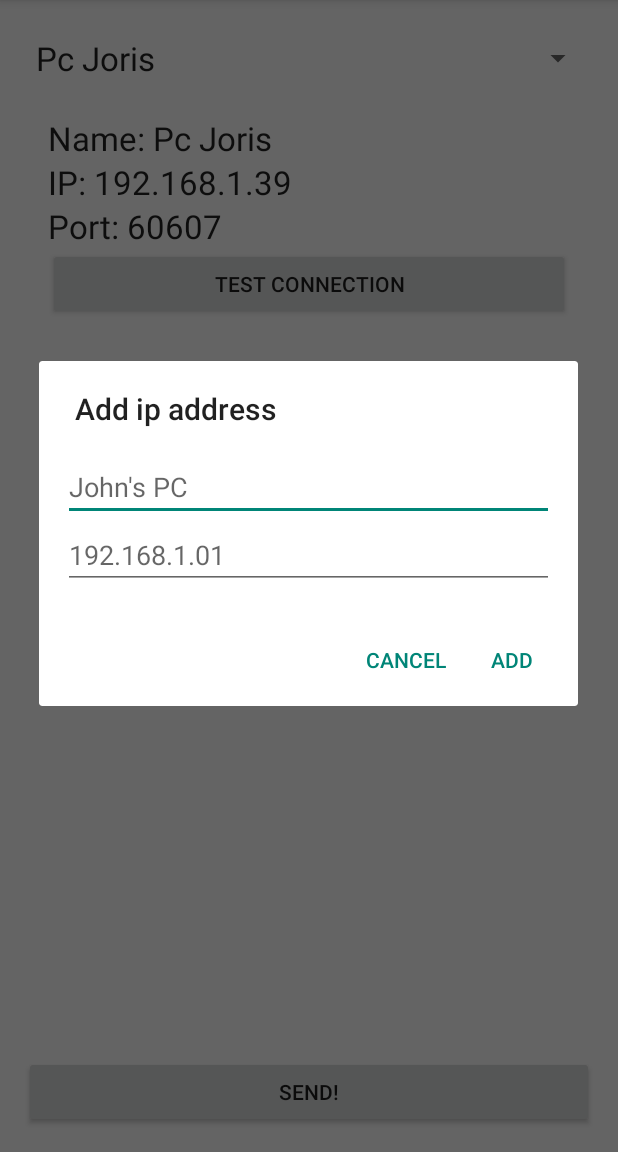
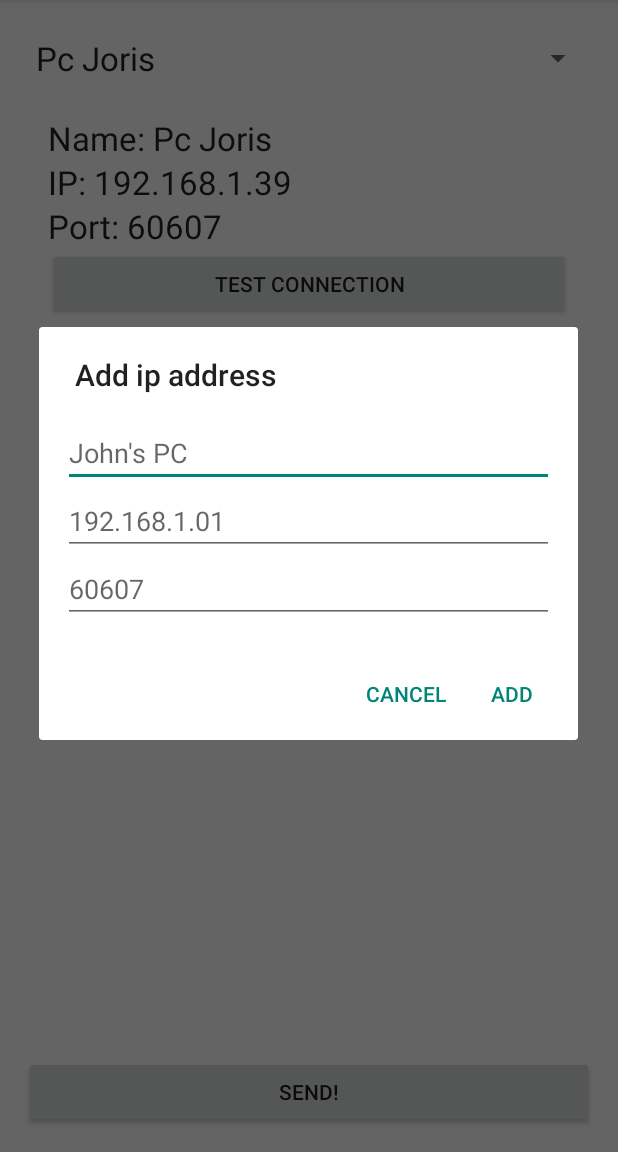
Before and after one commit to JorisvanWinden/Clip, an Android app: the screen it shows after launch (Main), in the options menu, after a tap on "Add", on a phone screen of 412 x 824 dp, the part 84-1236 px from its top. Run offline under Robolectric (Android 15) with nearby library versions, the phone set to English and light mode, and no system bars.

Commit message:
Make port customizable

```diff
--- a/src/main/java/com/jvw/clip/Main.java
+++ b/src/main/java/com/jvw/clip/Main.java
@@ -103,6 +103,7 @@ public class Main extends ActionBarActivity implements View.OnClickListener, Ada
 				final View v = getLayoutInflater().inflate(R.layout.dialog_add_dest, null);
 				final EditText ipEdit = (EditText) v.findViewById(R.id.add_dest_ip_edittext);
 				final EditText nameEdit = (EditText) v.findViewById(R.id.add_dest_name_edittext);
+				final EditText portEdit = (EditText) v.findViewById(R.id.add_dest_port_edittext);
 				AlertDialog.Builder builder = new AlertDialog.Builder(this);
 				builder.setTitle("Add ip address");
 				builder.setView(v);
@@ -115,7 +116,10 @@ public class Main extends ActionBarActivity implements View.OnClickListener, Ada
 				builder.setPositiveButton("Add", new DialogInterface.OnClickListener() {
 					@Override
 					public void onClick(DialogInterface dialog, int which) {
-						spinnerData.add(new DestinationListItem(nameEdit.getText().toString(), ipEdit.getText().toString(), 60607));
+						String name = nameEdit.getText().toString();
+						String ip = ipEdit.getText().toString();
+						int port = Integer.parseInt(portEdit.getText().toString());
+						spinnerData.add(new DestinationListItem(name, ip, port));
 					}
 				});
 				builder.show();
@@ -142,7 +146,7 @@ public class Main extends ActionBarActivity implements View.OnClickListener, Ada
 		DestinationListItem item = spinnerData.getItem(position);
 		nameInfo.setText("Name: " + item.getName());
 		ipInfo.setText("IP: " + item.getIp());
-		portInfo.setText("Port: " + "60607");
+		portInfo.setText("Port: " + item.getPort());
 	}
 
 	@Override
--- a/src/main/res/layout/dialog_add_dest.xml
+++ b/src/main/res/layout/dialog_add_dest.xml
@@ -19,4 +19,12 @@
 		android:ems="10"
 		android:hint="@string/example_ip"
 		android:inputType="text"/>
+
+	<EditText
+		android:id="@+id/add_dest_port_edittext"
+		android:layout_width="match_parent"
+		android:layout_height="wrap_content"
+		android:ems="10"
+		android:hint="60607"
+		android:inputType="number"/>
 </LinearLayout>
```
